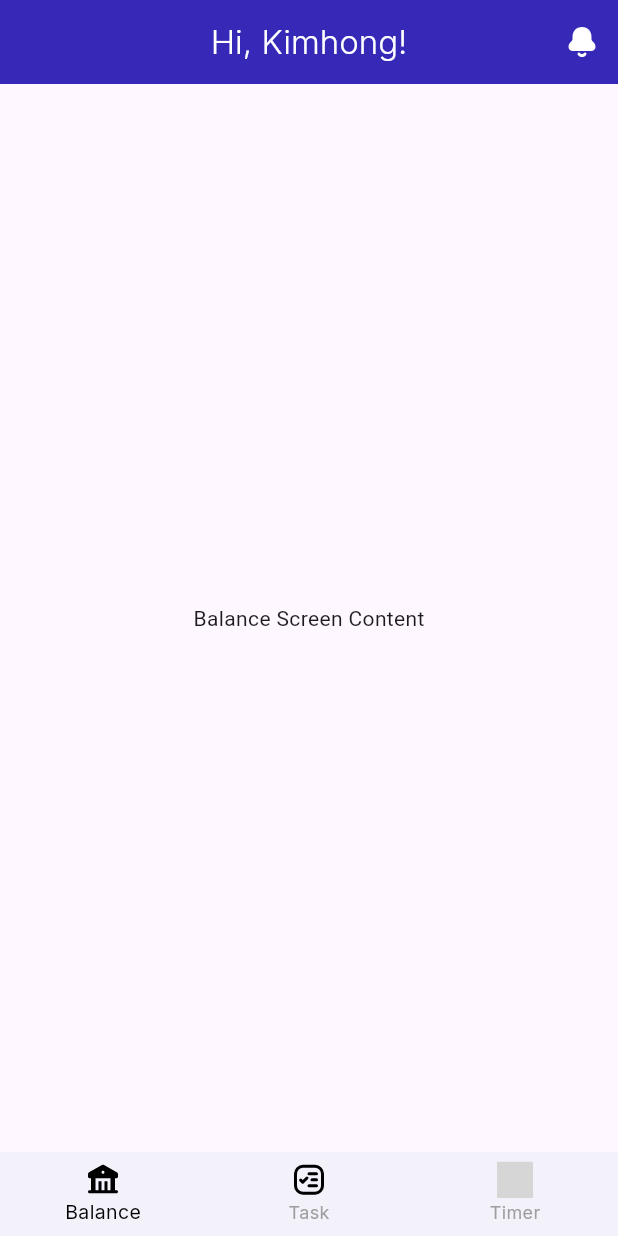
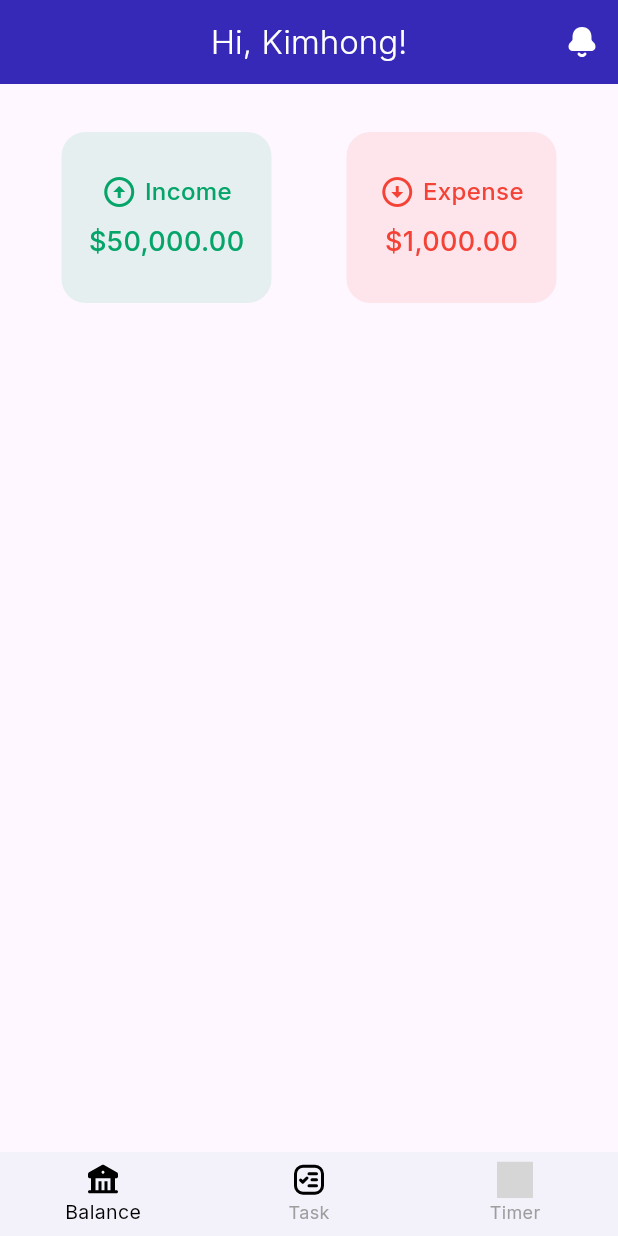
Before and after one commit to rinkimhong4/BalanceApp, a Flutter app: the screen it shows after launch, on a phone screen of 412 x 824 dp. Run offline on Flutter 3.47's test engine with Material 3 defaults, Android fonts, the phone set to English and light mode, and no system bars; our stand-ins replace flutter_svg, google_fonts; grey boxes are pictures that could not be loaded.

Commit message:
first commit balance body

```diff
--- a/lib/pages/balance.dart
+++ b/lib/pages/balance.dart
@@ -10,15 +10,20 @@ class BalanceScreen extends StatefulWidget {
 }
 
 class _BalanceScreenState extends State<BalanceScreen> {
+  final List _titleBudget = ['Income', 'Expense'];
+  final List _iconBudget = [
+    Icons.arrow_circle_up_sharp,
+    Icons.arrow_circle_down_sharp,
+  ];
+  final List _dBudget = ['\$50,000.00', '\$1,000.00'];
+  final List _colorBudget = [const Color(0xFF05a56a), Colors.red];
+  final Color primaryColor = const Color(0xFF3629B7);
+
   @override
   Widget build(BuildContext context) {
-    return Scaffold(
-      appBar: _appBar,
-      body: const Center(child: Text('Balance Screen Content')),
-    );
+    return Scaffold(appBar: _appBar, body: _buildBody);
   }
 
-  Color primaryColor = Color(0xFF3629B7);
   get _appBar => AppBar(
     title: Text(
       'Hi, Kimhong!',
@@ -38,5 +43,69 @@ class _BalanceScreenState extends State<BalanceScreen> {
     ],
   );
 
-  // get _tabBarApp => TabBar()
+  get _buildBody => Container(
+    padding: const EdgeInsets.only(top: 16),
+    margin: const EdgeInsets.all(16),
+    height: 130,
+    width: double.infinity,
+    decoration: BoxDecoration(
+      //color: Colors.white,
+      borderRadius: BorderRadius.circular(16),
+    ),
+    child: Row(
+      mainAxisAlignment: MainAxisAlignment.spaceAround,
+      children: List.generate(
+        _titleBudget.length,
+        (index) => Container(
+          padding: const EdgeInsets.all(16),
+          width: 140,
+          decoration: BoxDecoration(
+            color: _colorBudget[index].withOpacity(0.1),
+            borderRadius: BorderRadius.circular(16),
+          ),
+          child: Column(
+            mainAxisAlignment: MainAxisAlignment.center,
+            children: [
+              Row(
+                mainAxisAlignment: MainAxisAlignment.center,
+                children: [
+                  Icon(_iconBudget[index], color: _colorBudget[index]),
+                  const SizedBox(width: 5),
+                  Text(
+                    _titleBudget[index],
+                    style: GoogleFonts.inter(
+                      fontSize: 16,
+                      fontWeight: FontWeight.w500,
+                      color: _colorBudget[index],
+                    ),
+                  ),
+                ],
+              ),
+              const SizedBox(height: 8),
+              Row(
+                mainAxisAlignment: MainAxisAlignment.center,
+                children: [
+                  Text(
+                    _dBudget[index],
+                    style: GoogleFonts.inter(
+                      fontSize: 18,
+                      fontWeight: FontWeight.w500,
+                      color: _colorBudget[index],
+                    ),
+                  ),
+                ],
+              ),
+            ],
+          ),
+        ),
+      ),
+    ),
+  );
+
+  get _tabBarBottom => TabBar(
+    indicatorColor: primaryColor,
+    labelColor: primaryColor,
+    unselectedLabelColor: Colors.black,
+    tabs: const [Tab(text: 'All'), Tab(text: 'Income'), Tab(text: 'Expense')],
+  );
 }
```
